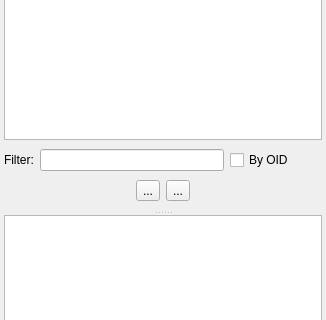
Above: libpgmodeler_ui/ui/databaseexplorerwidget.ui from pgmodeler/pgmodeler before the change; both pictures show x 0 to 326 and y 180 to 500 of the 326 by 697 pixel window. Below: the same form after it.
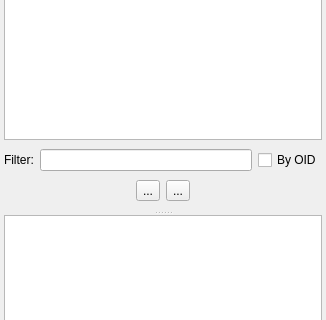
That is the form after the change. Icons and pictures are not drawn.

Commit message: More hint text removal

The edit to the form file:
```diff
--- a/libpgmodeler_ui/ui/databaseexplorerwidget.ui
+++ b/libpgmodeler_ui/ui/databaseexplorerwidget.ui
@@ -502,28 +502,6 @@
               </property>
              </widget>
             </item>
-            <item>
-             <widget class="QWidget" name="filter_hint" native="true">
-              <property name="sizePolicy">
-               <sizepolicy hsizetype="Fixed" vsizetype="Fixed">
-                <horstretch>0</horstretch>
-                <verstretch>0</verstretch>
-               </sizepolicy>
-              </property>
-              <property name="minimumSize">
-               <size>
-                <width>22</width>
-                <height>22</height>
-               </size>
-              </property>
-              <property name="maximumSize">
-               <size>
-                <width>22</width>
-                <height>22</height>
-               </size>
-              </property>
-             </widget>
-            </item>
            </layout>
           </item>
          </layout>
```
Left out of the diff: 8 changed lines with no effect on the pictures. The commit also changes 20 other files.
